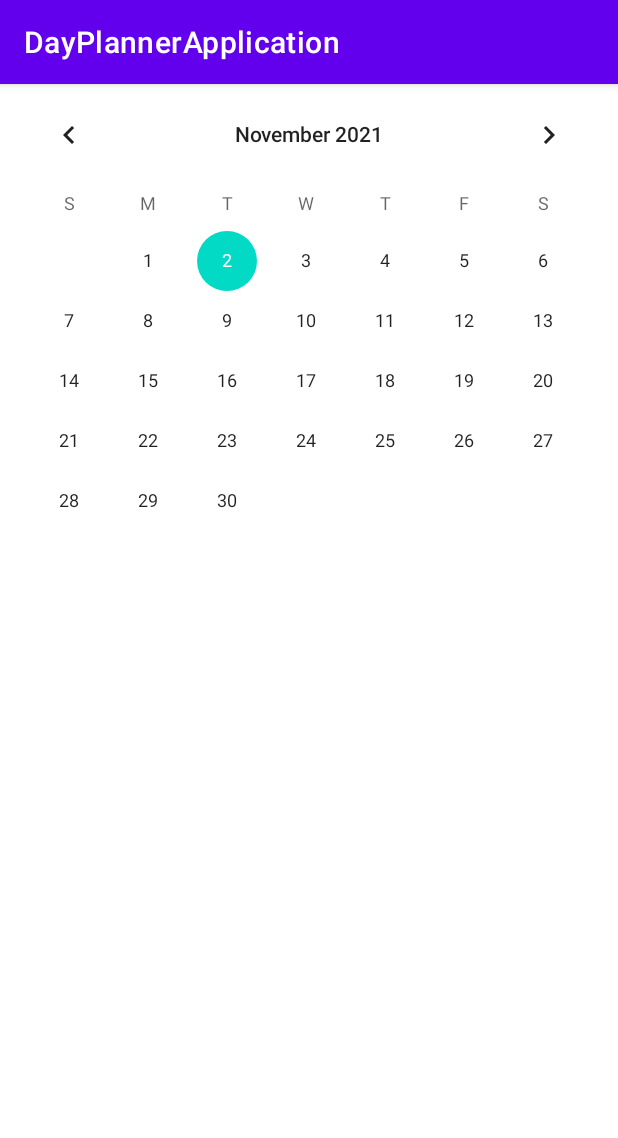
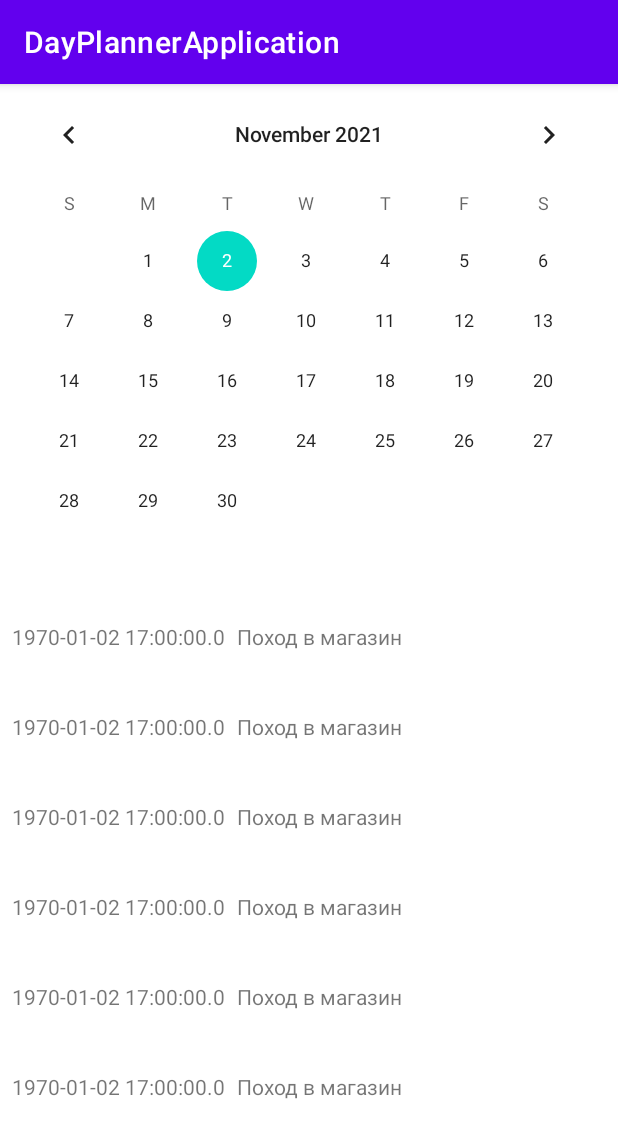
Before and after one commit to AiratY/DayPlannerApplication, an Android app: the screen it shows after launch (MainActivity), on a phone screen of 412 x 824 dp. Shown: the top 1138 px of the screen. Run offline under Robolectric (Android 15) with nearby library versions, the phone set to English and light mode, and no system bars.

Commit message:
Add RecyclerView, Create TaskAdapter, TasksListViewModel.kt and TasksListViewModelFactory.kt

```diff
--- a/app/build.gradle
+++ b/app/build.gradle
@@ -42,4 +42,15 @@ dependencies {
     testImplementation 'junit:junit:4.+'
     androidTestImplementation 'androidx.test.ext:junit:1.1.3'
     androidTestImplementation 'androidx.test.espresso:espresso-core:3.4.0'
+
+    // RecyclerView
+    implementation "androidx.recyclerview:recyclerview:$rootProject.recyclerViewVersion"
+
+    // Material design
+    implementation "com.google.android.material:material:$rootProject.materialVersion"
+
+    // LiveData
+    implementation "androidx.lifecycle:lifecycle-livedata-ktx:$rootProject.liveDataVersion"
+
+    implementation "androidx.activity:activity-ktx:$rootProject.activityVersion"
 }
--- a/app/src/main/java/com/example/dayplannerapplication/MainActivity.kt
+++ b/app/src/main/java/com/example/dayplannerapplication/MainActivity.kt
@@ -1,11 +1,45 @@
 package com.example.dayplannerapplication
 
 import android.os.Bundle
+import android.widget.Toast
+import androidx.activity.viewModels
 import androidx.appcompat.app.AppCompatActivity
+import androidx.recyclerview.widget.LinearLayoutManager
+import androidx.recyclerview.widget.RecyclerView
+import com.example.dayplannerapplication.data.Task
+import com.example.dayplannerapplication.taskList.TasksAdapter
+import com.example.dayplannerapplication.taskList.TasksListViewModel
+import com.example.dayplannerapplication.taskList.TasksListViewModelFactory
 
 class MainActivity : AppCompatActivity() {
+
+    // private val newFlowerActivityRequestCode = 1
+    private val tasksListViewModel by viewModels<TasksListViewModel> {
+        TasksListViewModelFactory(this)
+    }
+
     override fun onCreate(savedInstanceState: Bundle?) {
         super.onCreate(savedInstanceState)
         setContentView(R.layout.activity_main)
+
+        val tasksAdapter = TasksAdapter { task -> adapterOnClick(task) }
+
+        val recyclerView: RecyclerView = findViewById(R.id.tasksRecyclerView)
+        recyclerView.layoutManager = LinearLayoutManager(this)
+        recyclerView.adapter = tasksAdapter
+
+        tasksListViewModel.tasksLiveData.observe(this, {
+            it?.let {
+                tasksAdapter.submitList(it as MutableList<Task>)
+            }
+        })
+    }
+    private fun adapterOnClick(task: Task) {
+        /*
+        val intent = Intent(this, FlowerDetailActivity()::class.java)
+        intent.putExtra(FLOWER_ID, flower.id)
+        startActivity(intent)
+         */
+        Toast.makeText(this, "Click", Toast.LENGTH_SHORT).show()
     }
 }
--- /dev/null
+++ b/app/src/main/java/com/example/dayplannerapplication/taskList/TasksAdapter.kt
@@ -0,0 +1,58 @@
+package com.example.dayplannerapplication.taskList
+
+import android.view.LayoutInflater
+import android.view.View
+import android.view.ViewGroup
+import android.widget.TextView
+import androidx.recyclerview.widget.DiffUtil
+import androidx.recyclerview.widget.ListAdapter
+import androidx.recyclerview.widget.RecyclerView
+import com.example.dayplannerapplication.R
+import com.example.dayplannerapplication.data.Task
+
+class TasksAdapter(private val onClick: (Task) -> Unit) :
+    ListAdapter<Task, TasksAdapter.TaskViewHolder>(TaskDiffCallback) {
+
+    class TaskViewHolder(itemView: View, val onClick: (Task) -> Unit) :
+        RecyclerView.ViewHolder(itemView) {
+        private val taskNameTextView: TextView = itemView.findViewById(R.id.taskNameTextView)
+        private val taskTimeTextView: TextView = itemView.findViewById(R.id.taskTimeTextView)
+        private var currentTask: Task? = null
+
+        init {
+            itemView.setOnClickListener {
+                currentTask?.let {
+                    onClick(it)
+                }
+            }
+        }
+
+        fun bind(task: Task) {
+            currentTask = task
+
+            taskNameTextView.text = task.name
+            taskTimeTextView.text = task.dateStart.toString()
+        }
+    }
+
+    override fun onCreateViewHolder(parent: ViewGroup, viewType: Int): TaskViewHolder {
+        val view = LayoutInflater.from(parent.context)
+            .inflate(R.layout.task_item, parent, false)
+        return TaskViewHolder(view, onClick)
+    }
+
+    override fun onBindViewHolder(holder: TaskViewHolder, position: Int) {
+        val task = getItem(position)
+        holder.bind(task)
+    }
+}
+
+object TaskDiffCallback : DiffUtil.ItemCallback<Task>() {
+    override fun areItemsTheSame(oldItem: Task, newItem: Task): Boolean {
+        return oldItem == newItem
+    }
+
+    override fun areContentsTheSame(oldItem: Task, newItem: Task): Boolean {
+        return oldItem.id == newItem.id
+    }
+}
--- /dev/null
+++ b/app/src/main/java/com/example/dayplannerapplication/taskList/TasksListViewModel.kt
@@ -0,0 +1,25 @@
+package com.example.dayplannerapplication.taskList
+
+import androidx.lifecycle.ViewModel
+import com.example.dayplannerapplication.data.DataSource
+
+class TasksListViewModel(val dataSource: DataSource) : ViewModel() {
+    val tasksLiveData = dataSource.getTaskList()
+
+    /*
+    fun insertFlower(taskName: String?, flowerDescription: String?) {
+        if (flowerName == null || flowerDescription == null) {
+            return
+        }
+
+        val image = dataSource.getRandomFlowerImageAsset()
+        val newFlower = Flower(
+                Random.nextLong(),
+                flowerName,
+                image,
+                flowerDescription
+        )
+
+        dataSource.addFlower(newFlower)
+    }*/
+}
--- /dev/null
+++ b/app/src/main/java/com/example/dayplannerapplication/taskList/TasksListViewModelFactory.kt
@@ -0,0 +1,19 @@
+package com.example.dayplannerapplication.taskList
+
+import android.content.Context
+import androidx.lifecycle.ViewModel
+import androidx.lifecycle.ViewModelProvider
+import com.example.dayplannerapplication.data.DataSource
+
+class TasksListViewModelFactory(private val context: Context) : ViewModelProvider.Factory {
+
+    override fun <T : ViewModel> create(modelClass: Class<T>): T {
+        if (modelClass.isAssignableFrom(TasksListViewModel::class.java)) {
+            @Suppress("UNCHECKED_CAST")
+            return TasksListViewModel(
+                dataSource = DataSource.getDataSource(context.resources)
+            ) as T
+        }
+        throw IllegalArgumentException("Unknown ViewModel class")
+    }
+}
--- /dev/null
+++ b/app/src/main/res/layout/task_item.xml
@@ -0,0 +1,29 @@
+<?xml version="1.0" encoding="utf-8"?>
+<androidx.constraintlayout.widget.ConstraintLayout
+    xmlns:android="http://schemas.android.com/apk/res/android"
+    xmlns:app="http://schemas.android.com/apk/res-auto"
+    xmlns:tools="http://schemas.android.com/tools"
+    android:layout_width="match_parent"
+    android:layout_height="60dp">
+
+    <TextView
+        android:id="@+id/taskTimeTextView"
+        android:layout_width="wrap_content"
+        android:layout_height="wrap_content"
+        android:layout_margin="8dp"
+        android:text="@string/task_time_content_default"
+        app:layout_constraintBottom_toBottomOf="parent"
+        app:layout_constraintStart_toStartOf="parent"
+        app:layout_constraintTop_toTopOf="parent"
+        app:layout_constraintEnd_toStartOf="@id/taskNameTextView"/>
+
+    <TextView
+        android:id="@+id/taskNameTextView"
+        android:layout_width="wrap_content"
+        android:layout_height="wrap_content"
+        android:layout_margin="8dp"
+        android:text="@string/task_name_content_default"
+        app:layout_constraintBottom_toBottomOf="parent"
+        app:layout_constraintStart_toEndOf="@+id/taskTimeTextView"
+        app:layout_constraintTop_toTopOf="parent" />
+</androidx.constraintlayout.widget.ConstraintLayout>
--- a/app/src/main/res/values/strings.xml
+++ b/app/src/main/res/values/strings.xml
@@ -1,3 +1,6 @@
 <resources>
     <string name="app_name">DayPlannerApplication</string>
+
+    <string name="task_time_content_default">14:00-15:00</string>
+    <string name="task_name_content_default">Поход в магазин</string>
 </resources>
--- a/build.gradle
+++ b/build.gradle
@@ -33,3 +33,9 @@ allprojects {
 task clean(type: Delete) {
     delete rootProject.buildDir
 }
+ext {
+    materialVersion = '1.2.1'
+    liveDataVersion = '2.2.0'
+    recyclerViewVersion = '1.2.0-alpha06'
+    activityVersion = '1.1.0'
+}
```
